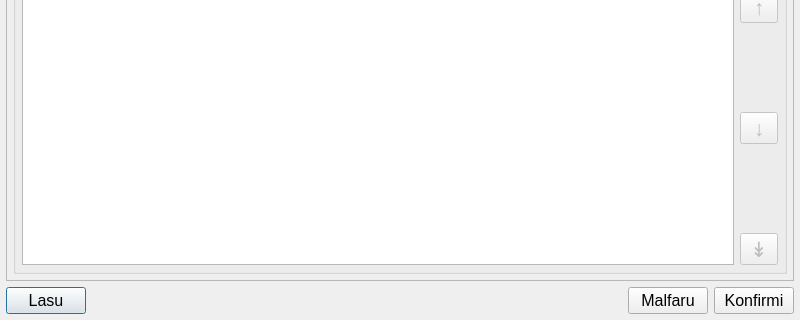
Qt form konfiguro.ui (MDCremer/Gradivus) before a commit; both pictures show x 0 to 800 and y 280 to 600 of the 800 by 600 pixel window.
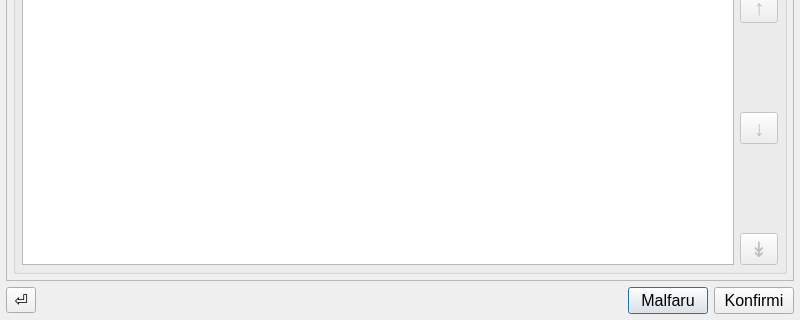
The same form after that commit.

Commit message: Schaltfläche zum Verlassen eines Dialogs verändert.

```diff
--- a/konfiguro.ui
+++ b/konfiguro.ui
@@ -285,9 +285,9 @@
    <item>
     <layout class="QHBoxLayout" name="horizontalLayout">
      <item>
-      <widget class="QPushButton" name="abortu">
+      <widget class="QToolButton" name="abortu">
        <property name="text">
-        <string>Lasu</string>
+        <string>⏎</string>
        </property>
       </widget>
      </item>
```
The commit also changes 6 other files.
